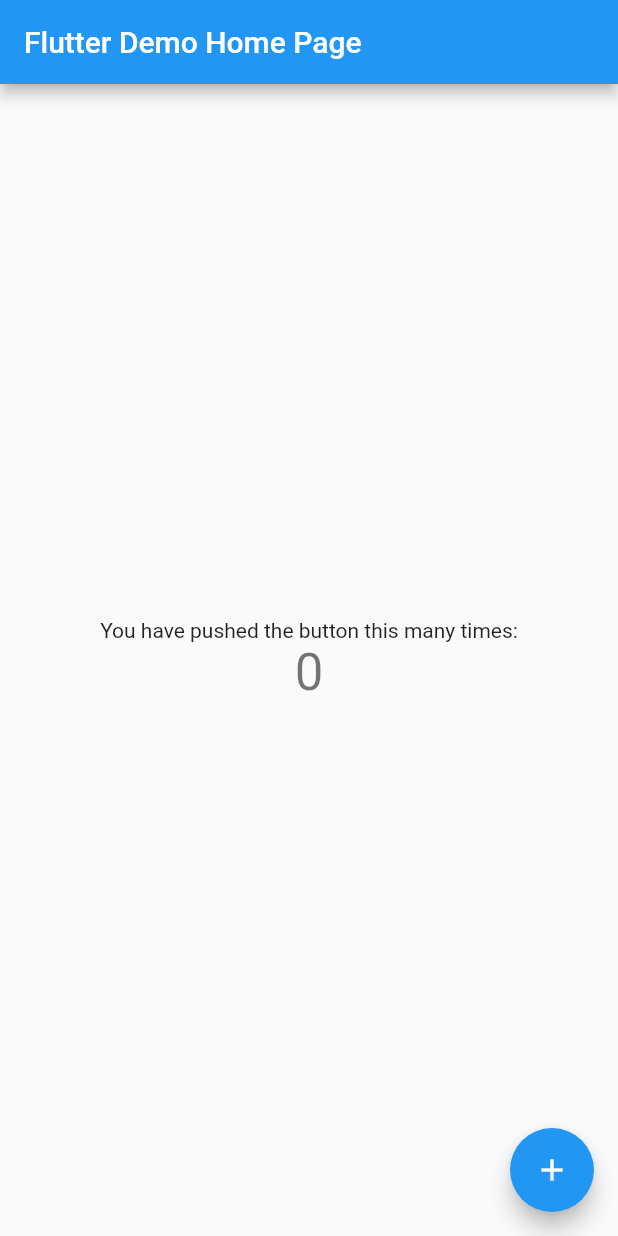
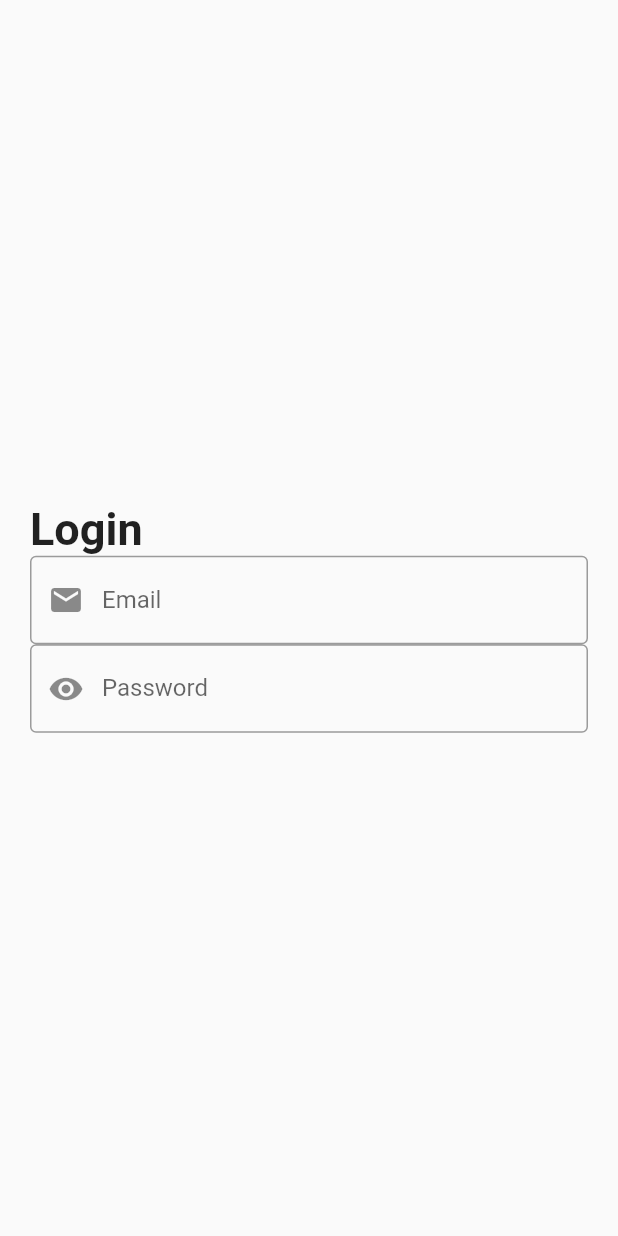
Before and after one commit to OsamaMoradSayed/login_design, a Flutter app: the screen it shows after launch, on a phone screen of 412 x 824 dp. Run offline on Flutter 3.47's test engine with Material 2 defaults, Android fonts, the phone set to English and light mode, and no system bars.

Commit message:
add text form field to email and password

```diff
--- /dev/null
+++ b/lib/login_screen.dart
@@ -0,0 +1,66 @@
+
+import 'package:flutter/material.dart';
+
+class LoginScreen extends StatelessWidget {
+  const LoginScreen({Key? key}) : super(key: key);
+
+  @override
+  Widget build(BuildContext context) {
+    return Scaffold(
+      body:SafeArea(
+        child: Padding(
+          padding: const EdgeInsets.all(20.0),
+          child: Column(
+            mainAxisAlignment: MainAxisAlignment.center,
+            children: [
+              Container(
+                width: double.infinity,
+                child: Text(
+                  'Login',
+                  style: TextStyle(
+                    fontSize: 30,
+                    fontWeight: FontWeight.bold,
+
+                  ),
+                  //textAlign: TextAlign.start,
+                ),
+              ),
+              TextFormField(
+                onFieldSubmitted: (value){
+                  print(value);
+                },
+                onChanged: (value){
+                  print(value);
+                },
+                keyboardType: TextInputType.emailAddress,
+                decoration: InputDecoration(
+                  border: OutlineInputBorder(),
+                  prefixIcon: Icon(
+                    Icons.email,
+                  ),
+                  labelText: 'Email',
+                ),
+              ),
+              TextFormField(
+                onFieldSubmitted: (value){
+                  print(value);
+                },
+                onChanged: (value){
+                  print(value);
+                },
+                keyboardType: TextInputType.emailAddress,
+                decoration: InputDecoration(
+                  border: OutlineInputBorder(),
+                  prefixIcon: Icon(
+                    Icons.remove_red_eye,
+                  ),
+                  labelText: 'Password',
+                ),
+              ),
+            ],
+          ),
+        ),
+      ) ,
+    );
+  }
+}
--- a/lib/main.dart
+++ b/lib/main.dart
@@ -1,115 +1,18 @@
 import 'package:flutter/material.dart';
+import 'package:login_design/login_screen.dart';
 
 void main() {
   runApp(const MyApp());
 }
 
 class MyApp extends StatelessWidget {
-  const MyApp({super.key});
+  const MyApp({Key? key}) : super(key: key);
 
-  // This widget is the root of your application.
   @override
   Widget build(BuildContext context) {
     return MaterialApp(
-      title: 'Flutter Demo',
-      theme: ThemeData(
-        // This is the theme of your application.
-        //
-        // Try running your application with "flutter run". You'll see the
-        // application has a blue toolbar. Then, without quitting the app, try
-        // changing the primarySwatch below to Colors.green and then invoke
-        // "hot reload" (press "r" in the console where you ran "flutter run",
-        // or simply save your changes to "hot reload" in a Flutter IDE).
-        // Notice that the counter didn't reset back to zero; the application
-        // is not restarted.
-        primarySwatch: Colors.blue,
-      ),
-      home: const MyHomePage(title: 'Flutter Demo Home Page'),
+      debugShowCheckedModeBanner: false,
+      home: LoginScreen(),
     );
   }
 }
-
-class MyHomePage extends StatefulWidget {
-  const MyHomePage({super.key, required this.title});
-
-  // This widget is the home page of your application. It is stateful, meaning
-  // that it has a State object (defined below) that contains fields that affect
-  // how it looks.
-
-  // This class is the configuration for the state. It holds the values (in this
-  // case the title) provided by the parent (in this case the App widget) and
-  // used by the build method of the State. Fields in a Widget subclass are
-  // always marked "final".
-
-  final String title;
-
-  @override
-  State<MyHomePage> createState() => _MyHomePageState();
-}
-
-class _MyHomePageState extends State<MyHomePage> {
-  int _counter = 0;
-
-  void _incrementCounter() {
-    setState(() {
-      // This call to setState tells the Flutter framework that something has
-      // changed in this State, which causes it to rerun the build method below
-      // so that the display can reflect the updated values. If we changed
-      // _counter without calling setState(), then the build method would not be
-      // called again, and so nothing would appear to happen.
-      _counter++;
-    });
-  }
-
-  @override
-  Widget build(BuildContext context) {
-    // This method is rerun every time setState is called, for instance as done
-    // by the _incrementCounter method above.
-    //
-    // The Flutter framework has been optimized to make rerunning build methods
-    // fast, so that you can just rebuild anything that needs updating rather
-    // than having to individually change instances of widgets.
-    return Scaffold(
-      appBar: AppBar(
-        // Here we take the value from the MyHomePage object that was created by
-        // the App.build method, and use it to set our appbar title.
-        title: Text(widget.title),
-      ),
-      body: Center(
-        // Center is a layout widget. It takes a single child and positions it
-        // in the middle of the parent.
-        child: Column(
-          // Column is also a layout widget. It takes a list of children and
-          // arranges them vertically. By default, it sizes itself to fit its
-          // children horizontally, and tries to be as tall as its parent.
-          //
-          // Invoke "debug painting" (press "p" in the console, choose the
-          // "Toggle Debug Paint" action from the Flutter Inspector in Android
-          // Studio, or the "Toggle Debug Paint" command in Visual Studio Code)
-          // to see the wireframe for each widget.
-          //
-          // Column has various properties to control how it sizes itself and
-          // how it positions its children. Here we use mainAxisAlignment to
-          // center the children vertically; the main axis here is the vertical
-          // axis because Columns are vertical (the cross axis would be
-          // horizontal).
-          mainAxisAlignment: MainAxisAlignment.center,
-          children: <Widget>[
-            const Text(
-              'You have pushed the button this many times:',
-            ),
-            Text(
-              '$_counter',
-              style: Theme.of(context).textTheme.headline4,
-            ),
-          ],
-        ),
-      ),
-      floatingActionButton: FloatingActionButton(
-        onPressed: _incrementCounter,
-        tooltip: 'Increment',
-        child: const Icon(Icons.add),
-      ), // This trailing comma makes auto-formatting nicer for build methods.
-    );
-  }
-}
```
